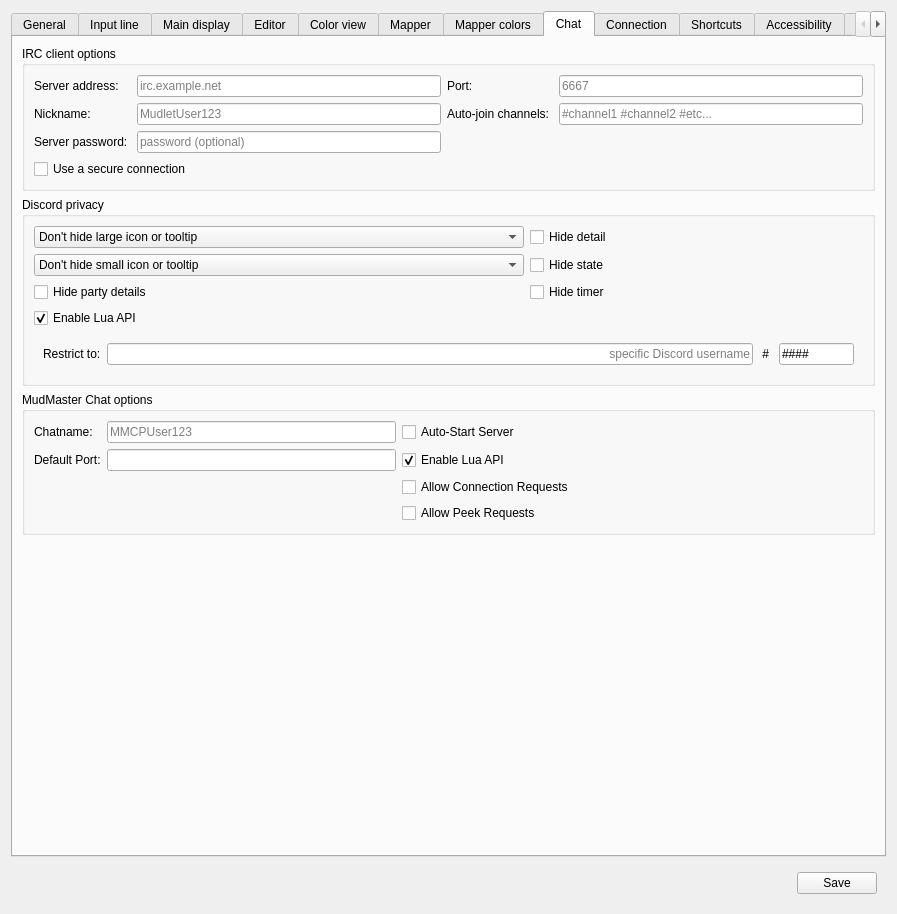
Mudlet/Mudlet, file src/ui/profile_preferences.ui: the form before one commit.
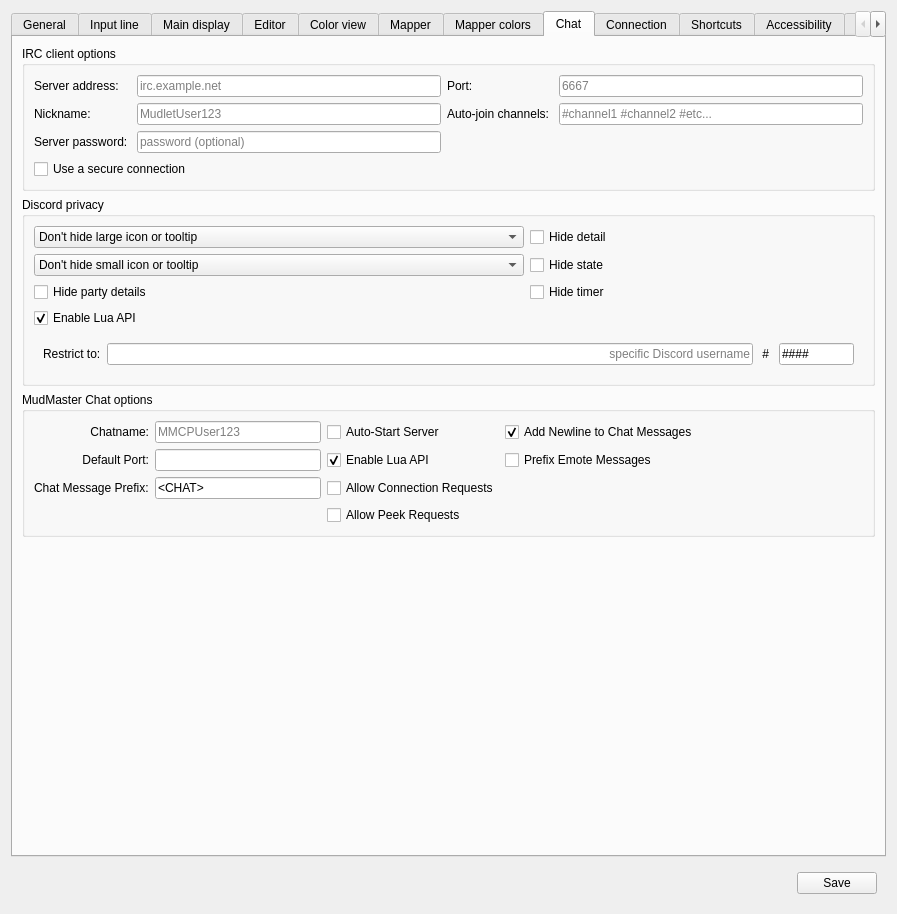
The form after the commit. Icons and pictures are not drawn. Custom widgets are drawn as their Qt base class.

Commit message: add chat options

```diff
--- a/src/ui/profile_preferences.ui
+++ b/src/ui/profile_preferences.ui
@@ -3116,31 +3116,7 @@
           <string>MudMaster Chat options</string>
          </property>
          <layout class="QGridLayout" name="gridLayout">
-          <item row="0" column="5">
-           <widget class="QCheckBox" name="checkBox_mmcpAutostartServer">
-            <property name="toolTip">
-             <string>Automatically start a chat server when your profile loads. Uses the default port setting.</string>
-            </property>
-            <property name="text">
-             <string>Auto-Start Server</string>
-            </property>
-           </widget>
-          </item>
-          <item row="3" column="5">
-           <widget class="QCheckBox" name="checkBox_mmcpAllowPeekReq">
-            <property name="text">
-             <string>Allow Peek Requests</string>
-            </property>
-           </widget>
-          </item>
-          <item row="1" column="2">
-           <widget class="QLineEdit" name="lineEdit_mmcpPort">
-            <property name="toolTip">
-             <string>Port to use when connecting to another client without specifying a port along with the IP address. This is also the default port that listened for incoming connections when running a local server.</string>
-            </property>
-           </widget>
-          </item>
-          <item row="1" column="5">
+          <item row="2" column="5">
            <widget class="QCheckBox" name="checkBox_mmcpLuaAPI">
             <property name="toolTip">
              <string>&lt;p&gt;Allow Lua to control MMCP connections&lt;/p&gt;</string>
@@ -3153,13 +3129,6 @@
             </property>
            </widget>
           </item>
-          <item row="1" column="0">
-           <widget class="QLabel" name="lblMMCPPort">
-            <property name="text">
-             <string>Default Port:</string>
-            </property>
-           </widget>
-          </item>
           <item row="0" column="2">
            <widget class="QLineEdit" name="lineEdit_mmcpChatName">
             <property name="toolTip">
@@ -3170,24 +3139,34 @@
             </property>
            </widget>
           </item>
-          <item row="0" column="0">
-           <widget class="QLabel" name="lblMMCPName">
+          <item row="4" column="5">
+           <widget class="QCheckBox" name="checkBox_mmcpAllowPeekReq">
+            <property name="toolTip">
+             <string>Allow others to peek your public connections</string>
+            </property>
             <property name="text">
-             <string>Chatname:</string>
+             <string>Allow Peek Requests</string>
             </property>
-            <property name="buddy">
-             <cstring>lineEdit_mmcpChatName</cstring>
+           </widget>
+          </item>
+          <item row="2" column="2">
+           <widget class="QLineEdit" name="lineEdit_mmcpPort">
+            <property name="toolTip">
+             <string>Port to use when connecting to another client without specifying a port along with the IP address. This is also the default port that listened for incoming connections when running a local server.</string>
             </property>
            </widget>
           </item>
-          <item row="2" column="5">
-           <widget class="QCheckBox" name="checkBox_mmcpAllowConnReq">
+          <item row="0" column="5">
+           <widget class="QCheckBox" name="checkBox_mmcpAutostartServer">
+            <property name="toolTip">
+             <string>Automatically start a chat server when your profile loads. Uses the default port setting.</string>
+            </property>
             <property name="text">
-             <string>Allow Connection Requests</string>
+             <string>Auto-Start Server</string>
             </property>
            </widget>
           </item>
-          <item row="0" column="6">
+          <item row="0" column="7">
            <spacer name="horizontalSpacer_2">
             <property name="orientation">
              <enum>Qt::Horizontal</enum>
@@ -3200,6 +3179,76 @@
             </property>
            </spacer>
           </item>
+          <item row="2" column="0">
+           <widget class="QLabel" name="lblMMCPPort">
+            <property name="text">
+             <string>Default Port:</string>
+            </property>
+            <property name="alignment">
+             <set>Qt::AlignRight|Qt::AlignTrailing|Qt::AlignVCenter</set>
+            </property>
+           </widget>
+          </item>
+          <item row="0" column="0">
+           <widget class="QLabel" name="lblMMCPName">
+            <property name="text">
+             <string>Chatname:</string>
+            </property>
+            <property name="alignment">
+             <set>Qt::AlignRight|Qt::AlignTrailing|Qt::AlignVCenter</set>
+            </property>
+            <property name="buddy">
+             <cstring>lineEdit_mmcpChatName</cstring>
+            </property>
+           </widget>
+          </item>
+          <item row="3" column="5">
+           <widget class="QCheckBox" name="checkBox_mmcpAllowConnReq">
+            <property name="toolTip">
+             <string>Allow others to request your public connections</string>
+            </property>
+            <property name="text">
+             <string>Allow Connection Requests</string>
+            </property>
+           </widget>
+          </item>
+          <item row="0" column="6">
+           <widget class="QCheckBox" name="checkBox_mmcpAddChatMessageNewline">
+            <property name="text">
+             <string>Add Newline to Chat Messages</string>
+            </property>
+            <property name="checked">
+             <bool>true</bool>
+            </property>
+           </widget>
+          </item>
+          <item row="2" column="6">
+           <widget class="QCheckBox" name="checkBox_mmcpPrefixEmotes">
+            <property name="toolTip">
+             <string>Prefix own EmoteAll messages with 'You emote to everybody'</string>
+            </property>
+            <property name="text">
+             <string>Prefix Emote Messages</string>
+            </property>
+           </widget>
+          </item>
+          <item row="3" column="0">
+           <widget class="QLabel" name="lblMMCPChatMsgPrefix">
+            <property name="text">
+             <string>Chat Message Prefix:</string>
+            </property>
+           </widget>
+          </item>
+          <item row="3" column="2">
+           <widget class="QLineEdit" name="lineEdit_mmcpChatMessagePrefix">
+            <property name="toolTip">
+             <string>Text to display in front of chat messages</string>
+            </property>
+            <property name="text">
+             <string>&lt;CHAT&gt;</string>
+            </property>
+           </widget>
+          </item>
          </layout>
         </widget>
        </item>
```
